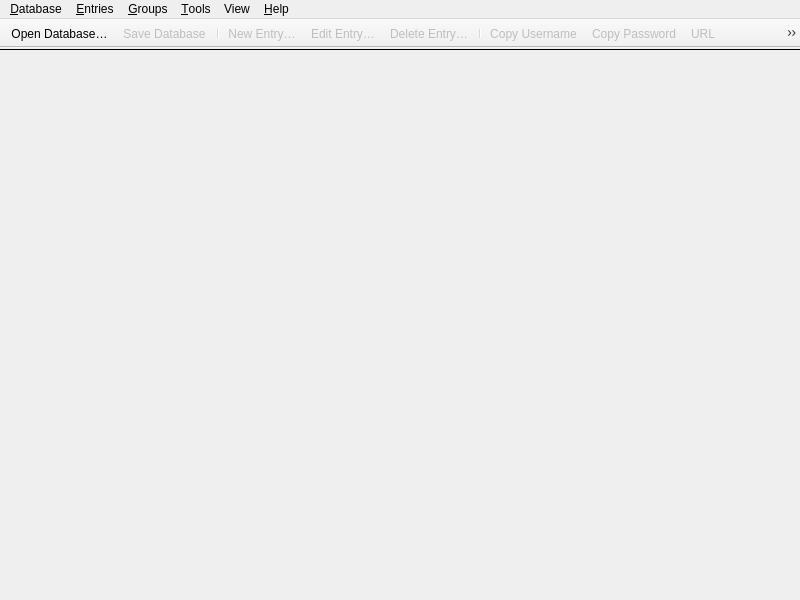
The window that src/gui/MainWindow.ui (keepassxreboot/keepassxc) describes before a commit, drawn with Qt 5.
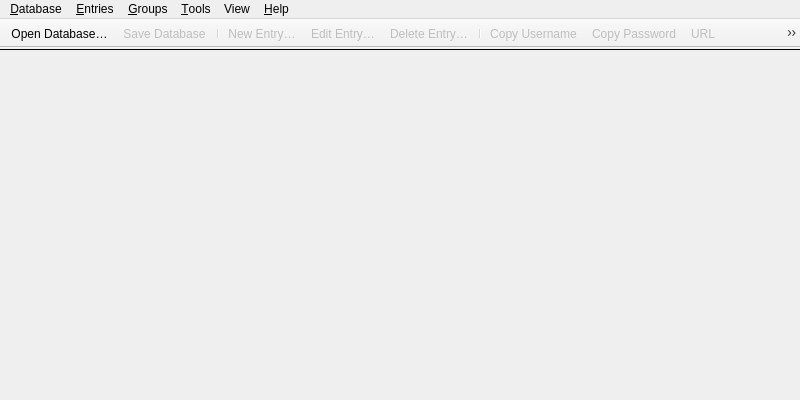
The same window after the commit. Custom widgets are drawn as their Qt base class.

Commit message: wqUpdate MainWindow.ui to make dialog buttons visible

Patch:
```diff
--- a/src/gui/MainWindow.ui
+++ b/src/gui/MainWindow.ui
@@ -10,13 +10,13 @@
     <x>0</x>
     <y>0</y>
     <width>800</width>
-    <height>600</height>
+    <height>200</height>
    </rect>
   </property>
   <property name="minimumSize">
    <size>
     <width>800</width>
-    <height>0</height>
+    <height>400</height>
    </size>
   </property>
   <property name="windowTitle">
```
